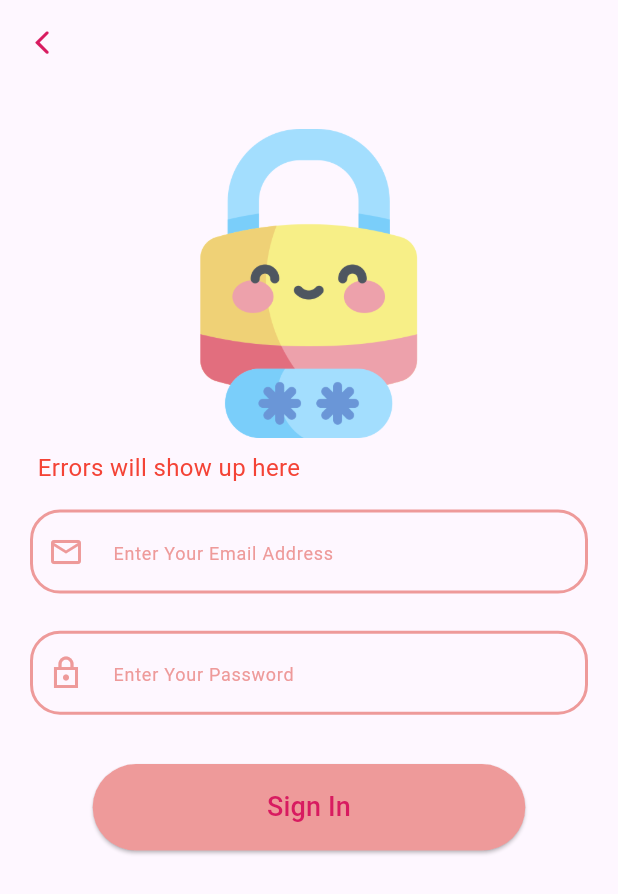
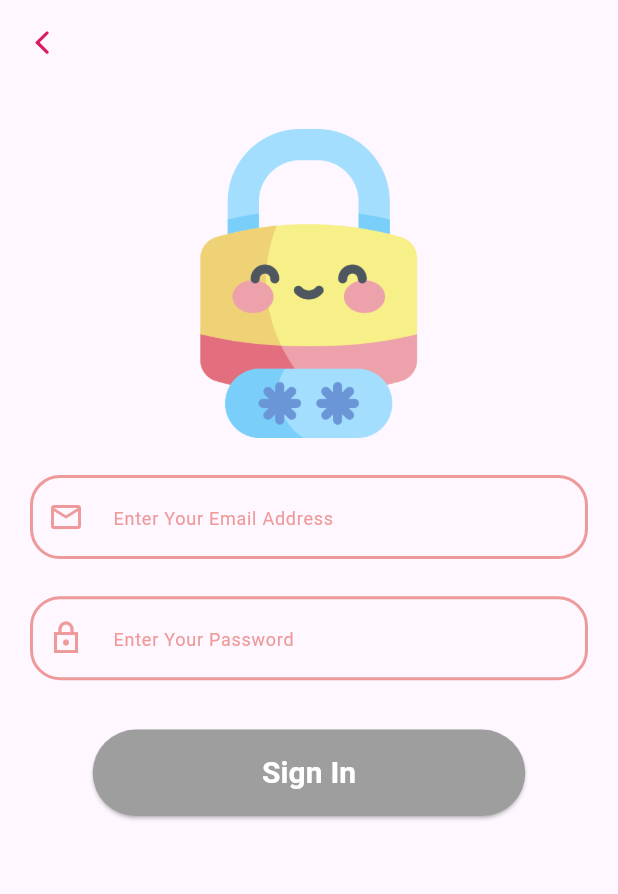
Before and after one commit to Mayuriparmar19/login_bloc, a Flutter app: the screen it shows after launch, after a tap on "Sign in With Email", on a phone screen of 412 x 824 dp. Shown: the top 894 px of the screen. Run offline on Flutter 3.47's test engine with Material 2 defaults, Android fonts, the phone set to English and light mode, and no system bars; our stand-ins replace email_validator, flutter_bloc.

Commit message:
Email Password Validation done,Loading State Called,Progress Indicator added ps:All Done

```diff
--- a/lib/Bloc/sign_in_bloc.dart
+++ b/lib/Bloc/sign_in_bloc.dart
@@ -8,7 +8,7 @@ class SignInBloc extends Bloc <SignInEvent,SignInState>{
        SignInBloc():super(SignInInitialState()){
 
          on<SignInTextChangedEvent>((event, emit) {
-           if(event.emailValue == "" && EmailValidator.validate(event.emailValue) == false){
+           if( EmailValidator.validate(event.emailValue) == false){
              emit(SignInErrorState('Enter Your Email First!'));
 
            }
--- a/lib/Constants/colors_page.dart
+++ b/lib/Constants/colors_page.dart
@@ -5,4 +5,5 @@ class AppColors {
   static Color secondColor = const Color(0xffd81b60);
   static Color whiteColor = const Color(0xfFFFFFFF);
   static Color blackColor = const Color(0xff000000);
+  static Color greyColor = const Color(0xff9e9e9e);
 }
--- a/lib/Pages/email_bloc.dart
+++ b/lib/Pages/email_bloc.dart
@@ -1,5 +1,9 @@
 import 'package:flutter/material.dart';
 import 'package:flutter/cupertino.dart';
+import 'package:flutter_bloc/flutter_bloc.dart';
+import 'package:login_bloc/Bloc/sign_in_bloc.dart';
+import 'package:login_bloc/Bloc/sign_in_event.dart';
+import 'package:login_bloc/Bloc/sign_in_state.dart';
 import 'package:login_bloc/Constants/colors_page.dart';
 
 class LoginPage extends StatefulWidget {
@@ -20,6 +24,7 @@ class _LoginPageState extends State<LoginPage> {
       appBar: AppBar(
         backgroundColor: Colors.transparent,
         elevation: 0,
+        bottomOpacity: 0,
         leading: IconButton(
           onPressed: () => Navigator.pop(context),
           icon: Icon(
@@ -45,14 +50,25 @@ class _LoginPageState extends State<LoginPage> {
               SizedBox(
                 height: size.height * 0.01,
               ),
-              const Padding(
-                padding: EdgeInsets.symmetric(horizontal: 25),
+              BlocBuilder<SignInBloc,SignInState>(
+                builder: (context,state){
+
+                  if(state is SignInErrorState){
+                   return  Padding(
+                      padding:const  EdgeInsets.symmetric(horizontal: 25),
                       child: Align(
                           alignment: Alignment.centerLeft,
                           child: Text(
-                      'Errors will show up here',
-                      style: TextStyle(color: Colors.red, fontSize: 16),
+                            state.errorMsg,
+                            style:const TextStyle(color: Colors.red, fontSize: 16),
                           )),
+                    );
+                  }
+                  else{
+                     return Container();
+                  }
+
+                }
               ),
               SizedBox(
                 height: size.height * 0.02,
@@ -60,6 +76,9 @@ class _LoginPageState extends State<LoginPage> {
               Padding(
                 padding: const EdgeInsets.symmetric(horizontal: 20),
                 child: TextFormField(
+                  onChanged:(val){
+                    BlocProvider.of<SignInBloc>(context).add(SignInTextChangedEvent(email.text, pass.text));
+                  },
                   showCursor: false,
                   controller: email,
                   decoration: InputDecoration(
@@ -95,6 +114,9 @@ class _LoginPageState extends State<LoginPage> {
               Padding(
                 padding: const EdgeInsets.symmetric(horizontal: 20),
                 child: TextFormField(
+                  onChanged:(val){
+                    BlocProvider.of<SignInBloc>(context).add(SignInTextChangedEvent(email.text, pass.text));
+                  },
                   showCursor: false,
                   controller: pass,
                   decoration: InputDecoration(
@@ -127,19 +149,33 @@ class _LoginPageState extends State<LoginPage> {
               SizedBox(
                 height: size.height * 0.04,
               ),
-              SizedBox(
+              BlocBuilder<SignInBloc,SignInState>(
+                builder: (context,state) {
+                  if (state is SignInLoadingState){
+                     return Center(child: CircularProgressIndicator(color: AppColors.secondColor,));
+                  }
+                  return SizedBox(
                     height: size.height * 0.07,
                     width: size.width * 0.70,
                     child: ElevatedButton(
                         style: ElevatedButton.styleFrom(
-                        backgroundColor: AppColors.firstColor),
+                            backgroundColor: (state is SignInValidState)? AppColors.firstColor: AppColors.greyColor),
                         onPressed: () {
-                      Navigator.of(context).push(MaterialPageRoute(
-                          builder: (context) => const LoginPage()));
+                           if(state is SignInValidState){
+                             BlocProvider.of<SignInBloc>(context).add(SignInSubmittedEvent(email.text, pass.text));
+                           }
+                            email.clear();
+                            pass.clear();
+                          // Navigator.of(context).push(MaterialPageRoute(
+                          //     builder: (context) => const LoginPage()));
                         },
                         child: Text('Sign In',
                             style: TextStyle(
-                            color: AppColors.secondColor, fontSize: 18))),
+                              fontSize: 20,
+                                fontWeight: FontWeight.bold,
+                                color:  (state is SignInValidState)? AppColors.secondColor: AppColors.whiteColor)))
+                  );
+                },
               ),
               SizedBox(
                 height: size.height * 0.03,
--- a/lib/Pages/home_page.dart
+++ b/lib/Pages/home_page.dart
@@ -1,4 +1,6 @@
 import 'package:flutter/material.dart';
+import 'package:flutter_bloc/flutter_bloc.dart';
+import 'package:login_bloc/Bloc/sign_in_bloc.dart';
 import 'package:login_bloc/Constants/colors_page.dart';
 import 'package:login_bloc/Pages/email_bloc.dart';
 
@@ -20,6 +22,9 @@ class _HomeState extends State<Home> {
   Widget build(BuildContext context) {
     Size size = MediaQuery.of(context).size;
     return Scaffold(
+      appBar: AppBar(
+        elevation: 0,
+      ),
       body: Form(
         child: SingleChildScrollView(
           child: Column(
@@ -65,7 +70,9 @@ class _HomeState extends State<Home> {
                         backgroundColor: AppColors.firstColor),
                     onPressed: () {
                       Navigator.of(context).push(MaterialPageRoute(
-                          builder: (context) => const LoginPage()));
+                          builder: (context) => BlocProvider(
+                              create: (context) => SignInBloc(),
+                              child: const LoginPage())));
                     },
                     child:  Text('Sign in With Email',
                         style: TextStyle(color:AppColors.secondColor,fontSize: 18))),
```
Also changed, not shown: 1 other file. Lines whose indentation alone changed are shown as unchanged.
